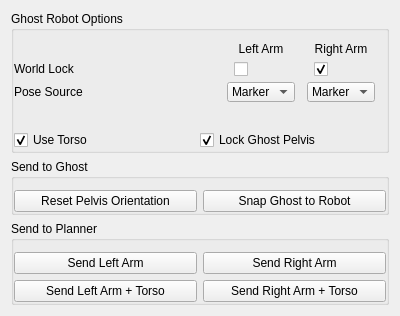
Above: vigir_ocs_ghost_control_widget/src/ui/ghost_control_widget.ui from team-vigir/vigir_ocs_common before the change. Below: the same form after it.
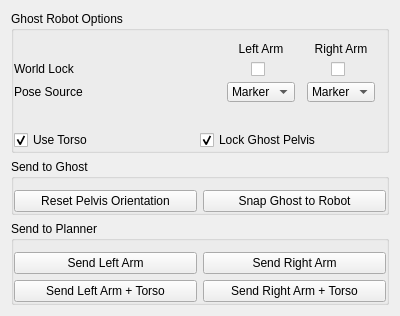
That is the form after the change.

Patch:
```diff
--- a/vigir_ocs_ghost_control_widget/src/ui/ghost_control_widget.ui
+++ b/vigir_ocs_ghost_control_widget/src/ui/ghost_control_widget.ui
@@ -136,6 +136,12 @@
                  <property name="orientation">
                   <enum>Qt::Horizontal</enum>
                  </property>
+                 <property name="sizeHint" stdset="0">
+                  <size>
+                   <width>0</width>
+                   <height>0</height>
+                  </size>
+                 </property>
                 </spacer>
                </item>
                <item>
@@ -153,6 +159,12 @@
                  <property name="orientation">
                   <enum>Qt::Horizontal</enum>
                  </property>
+                 <property name="sizeHint" stdset="0">
+                  <size>
+                   <width>0</width>
+                   <height>0</height>
+                  </size>
+                 </property>
                 </spacer>
                </item>
               </layout>
@@ -184,6 +196,12 @@
                  <property name="orientation">
                   <enum>Qt::Horizontal</enum>
                  </property>
+                 <property name="sizeHint" stdset="0">
+                  <size>
+                   <width>0</width>
+                   <height>0</height>
+                  </size>
+                 </property>
                 </spacer>
                </item>
                <item>
@@ -192,7 +210,7 @@
                   <string/>
                  </property>
                  <property name="checked">
-                  <bool>true</bool>
+                  <bool>false</bool>
                  </property>
                 </widget>
                </item>
@@ -201,6 +219,12 @@
                  <property name="orientation">
                   <enum>Qt::Horizontal</enum>
                  </property>
+                 <property name="sizeHint" stdset="0">
+                  <size>
+                   <width>0</width>
+                   <height>0</height>
+                  </size>
+                 </property>
                 </spacer>
                </item>
               </layout>
```
